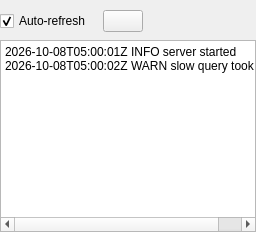
This is src/kubescope/ui/log_tab.ui in dcotecnologia/kubescope as Qt 5 draws it before an edit. The edited form follows.
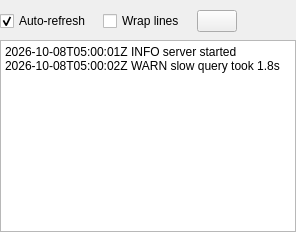
This is the edited form.

Commit message:
feat(logs): add an option to wrap long lines
Off by default, remembered in the settings and applied to every open log.

```diff
--- a/src/kubescope/ui/log_tab.ui
+++ b/src/kubescope/ui/log_tab.ui
@@ -36,6 +36,16 @@
        </property>
       </widget>
      </item>
+     <item>
+      <widget class="QCheckBox" name="wrapCheck">
+       <property name="text">
+        <string>Wrap lines</string>
+       </property>
+       <property name="toolTip">
+        <string>Break long lines to the width of the view, to read them without scrolling sideways</string>
+       </property>
+      </widget>
+     </item>
      <item>
       <widget class="QPushButton" name="refreshButton">
        <property name="toolTip">
```
The commit also changes 29 other files.
